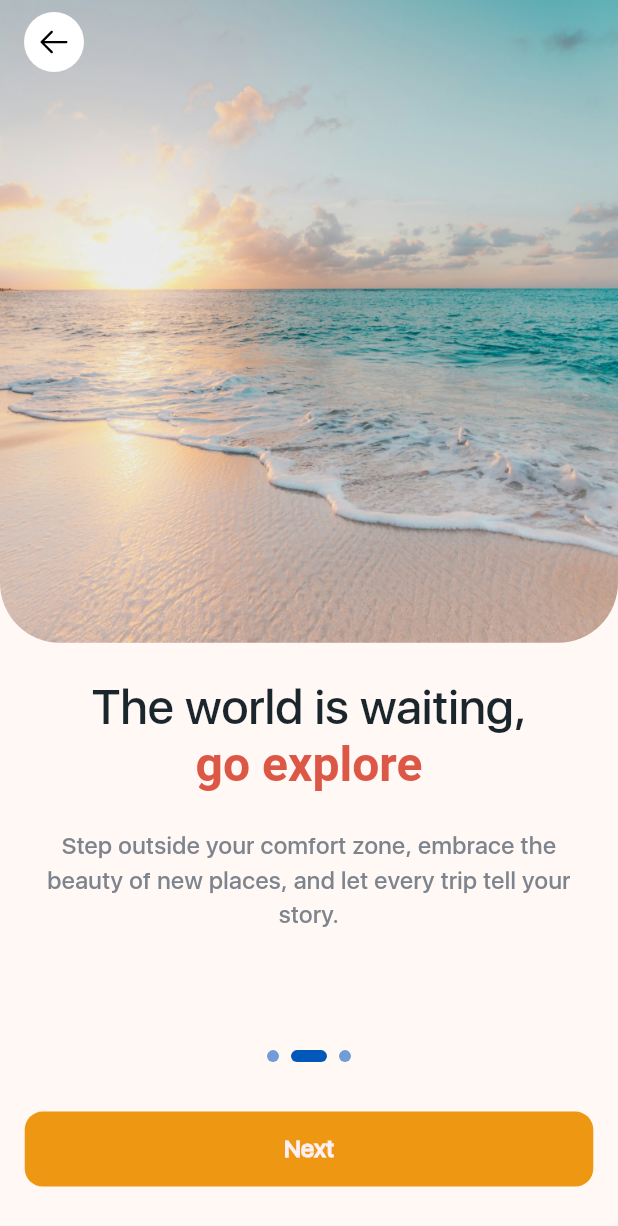
After one commit to kiplinyu/healing-apps, a Flutter app: the screen it shows after launch, after a tap on "Get Started", on a phone screen of 412 x 824 dp. The commit adds this screen. Shown: the top 1226 px of the screen. Run offline on Flutter 3.47's test engine with Material 3 defaults, Android fonts, the light colour scheme and no system bars; drawn by our look-alikes of smooth_page_indicator; our stand-ins replace go_router, phosphor_flutter; network calls fail; project files that could hold a hidden picture were left out.

Commit message:
remake onboarding

```diff
--- a/lib/apps/router/app_router.dart
+++ b/lib/apps/router/app_router.dart
@@ -1,9 +1,9 @@
 import 'package:go_router/go_router.dart';
+import 'package:healing_apps/apps/views/pages/Splash%20Screen/splash_screen.dart';
 import 'package:healing_apps/apps/views/pages/login_page.dart';
 import 'package:healing_apps/apps/views/pages/main_page.dart';
-import 'package:healing_apps/apps/views/pages/onboarding_screen.dart';
+import 'package:healing_apps/apps/views/pages/On%20Boarding/onboarding_screen.dart';
 import 'package:healing_apps/apps/views/pages/register_page.dart';
-import 'package:healing_apps/apps/views/pages/splash_screen_page.dart';
 
 final GoRouter appRouter = GoRouter(
   initialLocation: '/',
@@ -11,7 +11,7 @@ final GoRouter appRouter = GoRouter(
     GoRoute(
       path: '/',
       name: 'splash',
-      builder: (context, state) => SplashScreenPage(),
+      builder: (context, state) => SplashScreen(),
     ),
     GoRoute(
       path: '/onboarding',
--- a/lib/apps/utils/constant/constants.dart
+++ b/lib/apps/utils/constant/constants.dart
@@ -1,16 +1,14 @@
 import 'package:flutter/material.dart';
 
 class AppColors {
-  static const Color primaryButton = Color(0xFFED9612);
-  static const Color primaryText = Color(0xFFFF7029);
-  static const Color secondary = Color(0xFF03DAC6);
-  static const Color ascent = Color(0xFF0D6EFD);
-  static const Color background = Color(0xFFFEFEFE);
-  static const Color surface = Color(0xFFFFFFFF);
-  static const Color error = Color(0xFFB00020);
-  static const Color onPrimary = Color(0xFFFFFFFF);
-  static const Color onSecondary = Color(0xFF000000);
-  static const Color onBackground = Color(0xFF000000);
-  static const Color onSurface = Color(0xFF000000);
-  static const Color onError = Color(0xFFFFFFFF);
+  static const Color primary = Color(0xFFEE9712);
+  static const Color secondary = Color(0xFFDD5746);
+  static const Color contrast = Color(0xFF263238);
+  static const Color placeholder = Color(0xFF7D848D);
+  static const Color backgroundSplash = Color(0xFFFEFEFE);
+  static const Color background = Color(0xFFFAF7F3);
+  static const Color text = Color(0xFF1B262C);
+  static const Color whiteText = Color(0xFFFDEFF4);
+  static const Color mutedShadesWhite = Color(0xFFDCD0D4);
+  static const Color card = Color(0xFFFDFCFA);
 }
--- /dev/null
+++ b/lib/apps/views/pages/On Boarding/data/onboarding_items.dart
@@ -0,0 +1,37 @@
+class OnboardingItem {
+  final String title;
+  final String highlight;
+  final String description;
+  final String image;
+
+  OnboardingItem({
+    required this.title,
+    required this.highlight,
+    required this.description,
+    required this.image,
+  });
+}
+
+final onboardingItems = [
+  OnboardingItem(
+    title: "Life is short, make it ",
+    highlight: "memorable",
+    description:
+        "Discover new destinations with ease — reliable tours, trusted guides, and unforgettable journeys await you.",
+    image: "assets/images/Onboarding/Onboarding-1.jpg",
+  ),
+  OnboardingItem(
+    title: "The world is waiting,  ",
+    highlight: "go explore",
+    description:
+        "Step outside your comfort zone, embrace the beauty of new places, and let every trip tell your story.",
+    image: "assets/images/Onboarding/Onboarding-2.jpg",
+  ),
+  OnboardingItem(
+    title: "Every journey ",
+    highlight: "changes you",
+    description:
+        "Travel isn’t just about places — it’s about experiences, people, and memories that stay with you forever.",
+    image: "assets/images/Onboarding/Onboarding-3.jpg",
+  ),
+];
--- /dev/null
+++ b/lib/apps/views/pages/On Boarding/onboarding_screen.dart
@@ -0,0 +1,134 @@
+import 'package:flutter/material.dart';
+import 'package:healing_apps/apps/views/pages/On%20Boarding/widget/back_circle_button_widget.dart';
+import 'package:healing_apps/apps/views/pages/On%20Boarding/widget/button_widget.dart';
+import 'package:healing_apps/apps/views/pages/On%20Boarding/widget/onboarding_page_widget.dart';
+import 'package:smooth_page_indicator/smooth_page_indicator.dart';
+import 'data/onboarding_items.dart';
+
+class OnboardingScreen extends StatefulWidget {
+  const OnboardingScreen({super.key});
+
+  @override
+  State<OnboardingScreen> createState() => _OnboardingScreenState();
+}
+
+class _OnboardingScreenState extends State<OnboardingScreen> {
+  final PageController _controller = PageController();
+
+  int currentIndex = 0;
+
+  void _nextPage() {
+    if (currentIndex < onboardingItems.length - 1) {
+      _controller.nextPage(
+        duration: const Duration(milliseconds: 300),
+        curve: Curves.easeInOut,
+      );
+    }
+  }
+
+  void _prevPage() {
+    if (currentIndex > 0) {
+      _controller.previousPage(
+        duration: const Duration(milliseconds: 300),
+        curve: Curves.easeInOut,
+      );
+    }
+  }
+
+  @override
+  Widget build(BuildContext context) {
+    final size = MediaQuery.of(context).size;
+    final padding = size.height * 0.02; // padding dinamis
+    final topSafe = MediaQuery.of(
+      context,
+    ).padding.top; // tinggi notch/status bar
+
+    return Scaffold(
+      body: Stack(
+        children: [
+          /// --- Halaman Onboarding ---
+          Column(
+            children: [
+              Expanded(
+                child: PageView.builder(
+                  controller: _controller,
+                  itemCount: onboardingItems.length,
+                  onPageChanged: (index) {
+                    setState(() => currentIndex = index);
+                  },
+                  itemBuilder: (context, index) {
+                    final item = onboardingItems[index];
+                    return OnboardingPageWidget(item: item);
+                  },
+                ),
+              ),
+
+              /// --- Page Indicator ---
+              SmoothPageIndicator(
+                controller: _controller,
+                count: onboardingItems.length,
+                effect: const ExpandingDotsEffect(
+                  activeDotColor: Color(0xFF0059B8),
+                  dotColor: Color(0xFF719CD8),
+                  dotHeight: 8,
+                  dotWidth: 8,
+                ),
+              ),
+              SizedBox(height: padding),
+
+              /// --- Tombol bawah ---
+              Padding(
+                padding: EdgeInsets.all(padding),
+                child: _buildBottomButtons(),
+              ),
+              SizedBox(height: padding),
+            ],
+          ),
+
+          /// --- Tombol back khusus page 2 ---
+          if (currentIndex == 1)
+            Positioned(
+              top: topSafe + 8, // biar gak ketiban notch
+              left: 16,
+              child: AnimatedOpacity(
+                duration: const Duration(milliseconds: 300),
+                opacity: currentIndex == 1 ? 1.0 : 0.0,
+                child: BackCircleButtonWidget(
+                  onPressed: _prevPage,
+                  iconColor: Colors.black,
+                ),
+              ),
+            ),
+        ],
+      ),
+    );
+  }
+
+  Widget _buildBottomButtons() {
+    if (currentIndex == 0) {
+      return Row(
+        children: [
+          Expanded(
+            child: ButtonWidget(
+              text: "Login",
+              isPrimary: false,
+              onPressed: () {},
+            ),
+          ),
+          const SizedBox(width: 12),
+          Expanded(
+            child: ButtonWidget(
+              text: "Get Started",
+              isPrimary: true,
+              onPressed: _nextPage,
+            ),
+          ),
+        ],
+      );
+    } else if (currentIndex == onboardingItems.length - 1) {
+      return ButtonWidget(text: "Register", isPrimary: true, onPressed: () {});
+    } else {
+      return ButtonWidget(text: "Next", isPrimary: true, onPressed: _nextPage);
+    }
+  }
+}
--- /dev/null
+++ b/lib/apps/views/pages/On Boarding/widget/back_circle_button_widget.dart
@@ -0,0 +1,29 @@
+import 'package:flutter/material.dart';
+import 'package:phosphor_flutter/phosphor_flutter.dart';
+
+class BackCircleButtonWidget extends StatelessWidget {
+  final VoidCallback onPressed;
+  final Color backgroundColor;
+  final Color iconColor;
+
+  const BackCircleButtonWidget({
+    super.key,
+    required this.onPressed,
+    this.backgroundColor = Colors.white,
+    this.iconColor = Colors.black,
+  });
+
+  @override
+  Widget build(BuildContext context) {
+    return CircleAvatar(
+      backgroundColor: backgroundColor.withValues(alpha: 102), // 40% opacity
+      child: IconButton(
+        icon: Icon(
+          PhosphorIconsRegular.arrowLeft, // pakai phosphor icon
+          color: iconColor,
+        ),
+        onPressed: onPressed,
+      ),
+    );
+  }
+}
--- /dev/null
+++ b/lib/apps/views/pages/On Boarding/widget/button_widget.dart
@@ -0,0 +1,56 @@
+import 'package:flutter/material.dart';
+import 'package:healing_apps/apps/utils/constant/constants.dart';
+
+class ButtonWidget extends StatelessWidget {
+  final String text;
+  final VoidCallback onPressed;
+  final bool isPrimary;
+  final double? width;
+  final double? height;
+
+  const ButtonWidget({
+    super.key,
+    required this.text,
+    required this.onPressed,
+    this.isPrimary = false,
+    this.width,
+    this.height,
+  });
+
+  @override
+  Widget build(BuildContext context) {
+    return SizedBox(
+      width: width ?? double.infinity,
+      height: height ?? 50,
+      child: ElevatedButton(
+        onPressed: onPressed,
+        style: ElevatedButton.styleFrom(
+          elevation: 0,
+          backgroundColor: isPrimary
+              ? AppColors.primary
+              : const Color(0xFFE4E5E7),
+          foregroundColor: AppColors.text,
+          shape: RoundedRectangleBorder(
+            borderRadius: BorderRadius.circular(12),
+          ),
+        ),
+        child: Text(
+          text,
+          style: isPrimary
+              ? const TextStyle(
+                  fontSize: 16,
+                  fontFamily: 'SFUI',
+                  fontWeight: FontWeight.bold,
+                  color: AppColors.whiteText,
+                )
+              : const TextStyle(
+                  fontSize: 16,
+                  fontFamily: 'SFUI',
+                  fontWeight: FontWeight.bold,
+                  color: AppColors.text,
+                ),
+        ),
+      ),
+    );
+  }
+}
--- /dev/null
+++ b/lib/apps/views/pages/On Boarding/widget/onboarding_page_widget.dart
@@ -0,0 +1,104 @@
+import 'package:flutter/material.dart';
+import 'package:healing_apps/apps/utils/constant/constants.dart';
+import '../data/onboarding_items.dart';
+
+class OnboardingPageWidget extends StatelessWidget {
+  final OnboardingItem item;
+  final Widget? bottomWidget;
+
+  const OnboardingPageWidget({
+    super.key,
+    required this.item,
+    this.bottomWidget,
+  });
+
+  @override
+  Widget build(BuildContext context) {
+    return Column(
+      children: [
+        /// Gambar
+        ClipRRect(
+          borderRadius: const BorderRadius.only(
+            bottomLeft: Radius.circular(40),
+            bottomRight: Radius.circular(40),
+          ),
+          child: Image.asset(
+            item.image,
+            fit: BoxFit.cover,
+            width: double.infinity,
+            height: MediaQuery.of(context).size.height * 0.52,
+          ),
+        ),
+        const SizedBox(height: 24),
+
+        /// Title + Highlight Responsif
+        LayoutBuilder(
+          builder: (context, constraints) {
+            final maxWidth = constraints.maxWidth * 0.8; // 80% dari layar
+            final baseSize = 32.0;
+            final fontSize = constraints.maxWidth < 320
+                ? baseSize * 0.8
+                : constraints.maxWidth > 600
+                ? baseSize * 1.2
+                : baseSize;
+
+            return SizedBox(
+              width: maxWidth,
+              child: RichText(
+                textAlign: TextAlign.center,
+                text: TextSpan(
+                  style: TextStyle(
+                    fontFamily: 'SFUI',
+                    fontSize: fontSize,
+                    fontWeight: FontWeight.w500,
+                    color: AppColors.text,
+                  ),
+                  children: [
+                    TextSpan(text: item.title),
+                    TextSpan(
+                      text: item.highlight,
+                      style: const TextStyle(
+                        color: AppColors.secondary,
+                        fontWeight: FontWeight.w600,
+                      ),
+                    ),
+                  ],
+                ),
+              ),
+            );
+          },
+        ),
+        const SizedBox(height: 24),
+
+        /// Description Responsif
+        LayoutBuilder(
+          builder: (context, constraints) {
+            final maxWidth = constraints.maxWidth * 0.85; // 85% dari layar
+            final baseSize = 16.0;
+            final fontSize = constraints.maxWidth < 320
+                ? baseSize * 0.9
+                : constraints.maxWidth > 600
+                ? baseSize * 1.1
+                : baseSize;
+
+            return SizedBox(
+              width: maxWidth,
+              child: Text(
+                item.description,
+                textAlign: TextAlign.center,
+                style: TextStyle(
+                  fontFamily: 'SFUI',
+                  fontSize: fontSize,
+                  fontWeight: FontWeight.w300,
+                  color: AppColors.placeholder,
+                ),
+              ),
+            );
+          },
+        ),
+
+        if (bottomWidget != null) bottomWidget!,
+      ],
+    );
+  }
+}
--- /dev/null
+++ b/lib/apps/views/pages/Splash Screen/splash_screen.dart
@@ -0,0 +1,41 @@
+import 'package:flutter/material.dart';
+import 'package:go_router/go_router.dart';
+import 'package:healing_apps/apps/utils/constant/constants.dart';
+
+class SplashScreen extends StatefulWidget {
+  const SplashScreen({super.key});
+
+  @override
+  State<SplashScreen> createState() => _SplashScreenState();
+}
+
+class _SplashScreenState extends State<SplashScreen> {
+  @override
+  //NOTES: Uncomment the following code to enable automatic navigation after a delay.
+  @override
+  void initState() {
+    super.initState();
+    Future.delayed(const Duration(seconds: 2), () {
+      if (!mounted) return; // Pastikan widget masih aktif
+      context.go("/onboarding");
+    });
+  }
+
+  @override
+  Widget build(BuildContext context) {
+    return Scaffold(
+      backgroundColor: AppColors.backgroundSplash,
+      body: Center(
+        child: Column(
+          mainAxisAlignment: MainAxisAlignment.center,
+          children: [
+            Image.asset(
+              'assets/images/logohealingtour_travel-removebg-preview 1.png',
+              width: 280,
+            ),
+          ],
+        ),
+      ),
+    );
+  }
+}
--- a/lib/apps/views/pages/login_page.dart
+++ b/lib/apps/views/pages/login_page.dart
@@ -1,6 +1,5 @@
 import 'package:flutter/material.dart';
 import 'package:go_router/go_router.dart';
-import 'package:healing_apps/apps/views/widgets/primary_button.dart';
 
 class LoginPage extends StatefulWidget {
   const LoginPage({super.key});
@@ -122,8 +121,8 @@ class LoginPageState extends State<LoginPage> {
                 const SizedBox(height: 24),
 
                 // Sign Up button
-                PrimaryButton(
-                  text: 'Sign In',
+                ElevatedButton(
+                  child: const Text('Sign In'),
                   onPressed: () {
                     // Notes: Logic to handle registration
                     context.go('/home');
--- a/lib/apps/views/pages/register_page.dart
+++ b/lib/apps/views/pages/register_page.dart
@@ -1,6 +1,5 @@
 import 'package:flutter/material.dart';
 import 'package:go_router/go_router.dart';
-import 'package:healing_apps/apps/views/widgets/primary_button.dart';
 
 class RegisterPage extends StatefulWidget {
   const RegisterPage({super.key});
@@ -127,8 +126,8 @@ class RegisterPageState extends State<RegisterPage> {
                 const SizedBox(height: 24),
 
                 // Sign Up button
-                PrimaryButton(
-                  text: 'Sign Up',
+                ElevatedButton(
+                  child: const Text('Sign Up'),
                   onPressed: () {
                     // Notes: Logic to handle registration
                     context.go('/home');
--- a/pubspec.yaml
+++ b/pubspec.yaml
@@ -39,6 +39,7 @@ dependencies:
   go_router: ^16.0.0
   date_picker_timeline: ^1.2.7
   intl: ^0.20.2
+  phosphor_flutter: ^2.1.0
 
 dev_dependencies:
   flutter_test:
@@ -65,6 +66,7 @@ flutter:
   # To add assets to your application, add an assets section, like this:
   assets:
     - assets/images/
+    - assets/images/Onboarding/
   #   - images/a_dot_ham.jpeg
 
   # An image asset can refer to one or more resolution-specific "variants", see
```
Also changed, not shown: lib/apps/views/pages/_templates/template.dart (added, +10 -0 lines), lib/apps/views/pages/home_page.dart (+0 -13 lines), lib/apps/views/pages/onboarding_screen.dart (deleted, +0 -173 lines), lib/apps/views/widgets/primary_button.dart (deleted, +0 -32 lines), lib/apps/views/widgets/wide_highlight_text.dart (deleted, +0 -80 lines), assets/images/Onboarding/Onboarding-1.jpg (added), assets/images/Onboarding/Onboarding-2.jpg (added), assets/images/Onboarding/Onboarding-3.jpg (added), assets/images/Vector 2524.svg (deleted), pubspec.lock.
